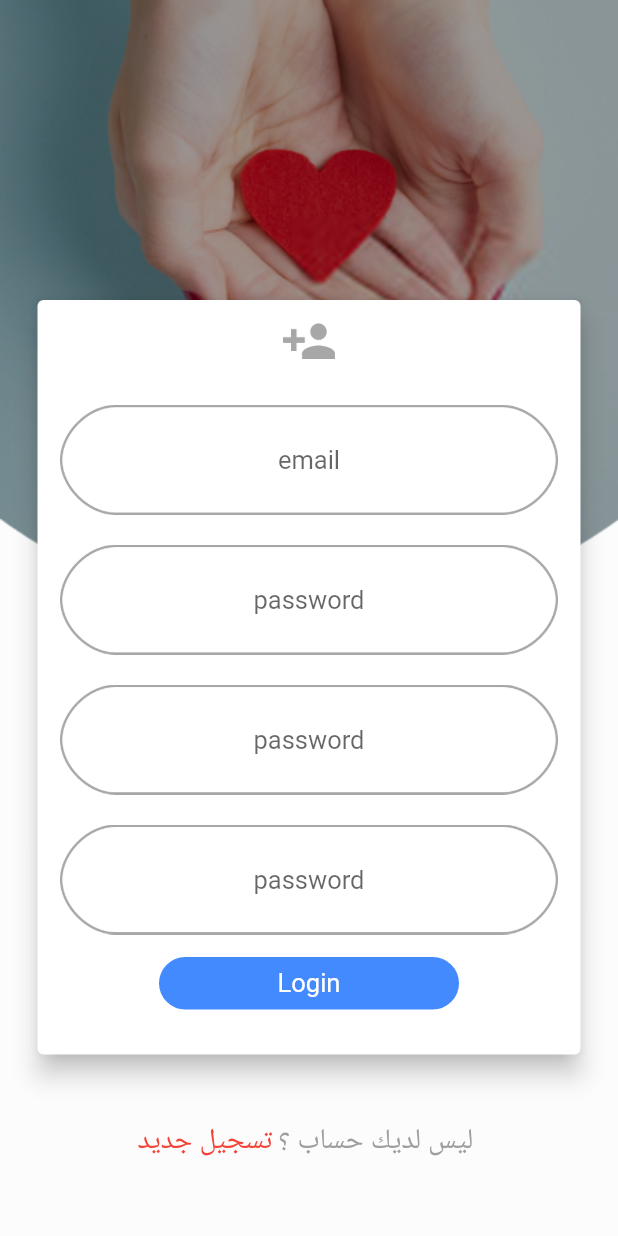
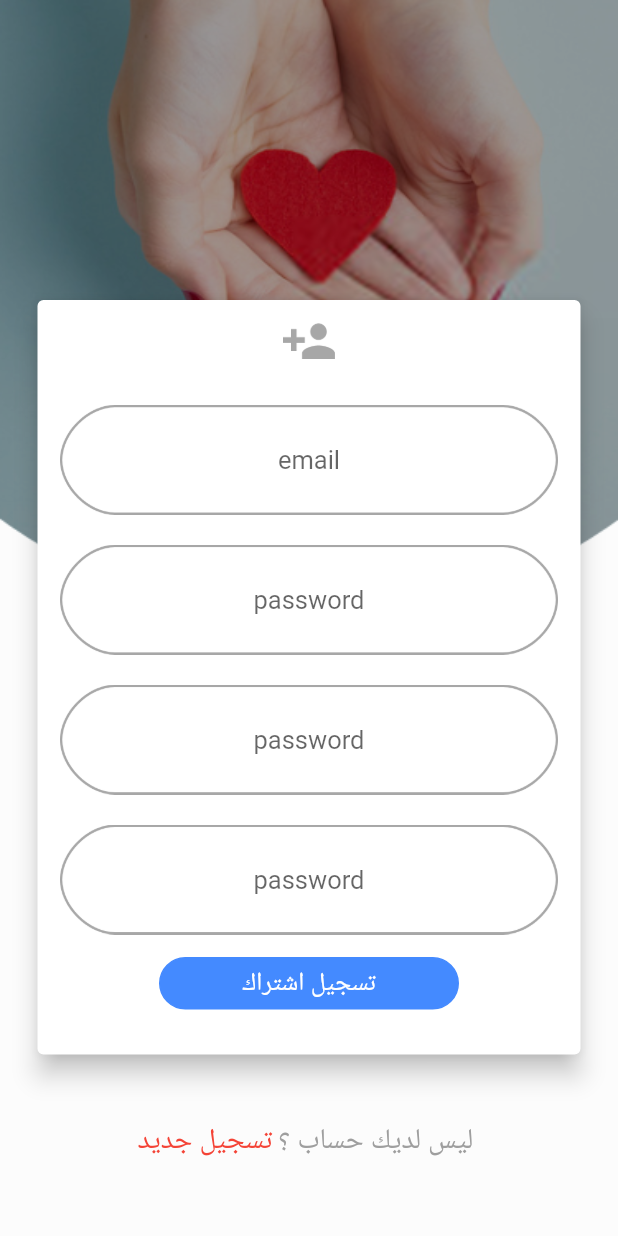
Before and after one commit to MohamedHassan275/GiveApp_Flutter, a Flutter app: the screen it shows after launch, after a tap on "تسجيل جديد", on a phone screen of 412 x 824 dp. Run offline on Flutter 3.47's test engine with Material 2 defaults, Android fonts, the phone set to English and light mode, and no system bars.

Commit message:
Initial commit

```diff
--- a/lib/Activites/LoginClass.dart
+++ b/lib/Activites/LoginClass.dart
@@ -129,7 +129,7 @@ class HomeClickLiser extends State<LoginCliant> {
                               ),
                               child: new Center(
                                 child: new Text(
-                                  'Login',
+                                  Flutkart.Login,
                                   style: new TextStyle(
                                       fontSize: 17.0, color: Colors.white),
                                 ),
--- a/lib/Activites/RegisterClass.dart
+++ b/lib/Activites/RegisterClass.dart
@@ -179,7 +179,7 @@ class RegisterClickLisner extends State<RegisterCliant> {
                               ),
                               child: new Center(
                                 child: new Text(
-                                  'Login',
+                                  Flutkart.Register,
                                   style: new TextStyle(
                                       fontSize: 17.0, color: Colors.white),
                                 ),
--- a/lib/Utils/flutkart.dart
+++ b/lib/Utils/flutkart.dart
@@ -6,9 +6,9 @@ class Flutkart {
   static const String RegisterNow = "تسجيل جديد";
   static const String email = "email";
   static const String password = "password";
-  static const String wc3 =
-      "Add to Cart All Product You need\n And Checkout the Order";
-  static const String wt4 = "VERIFY AND RECEIVE";
+  static const String Login =
+      "تسجيل دخول ";
+  static const String Register = "تسجيل اشتراك";
   static const String wc4 =
       "We Will Verify Your Order\n Pay the bill and Receive the Product";
   static const String skip = "SKIP";
```
